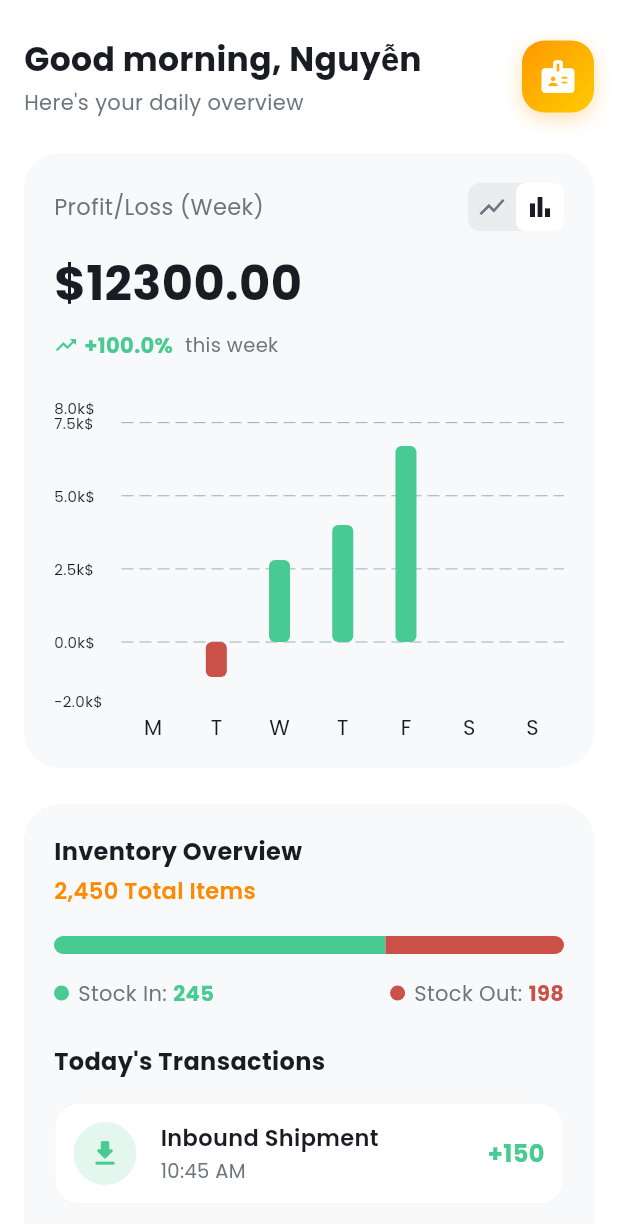
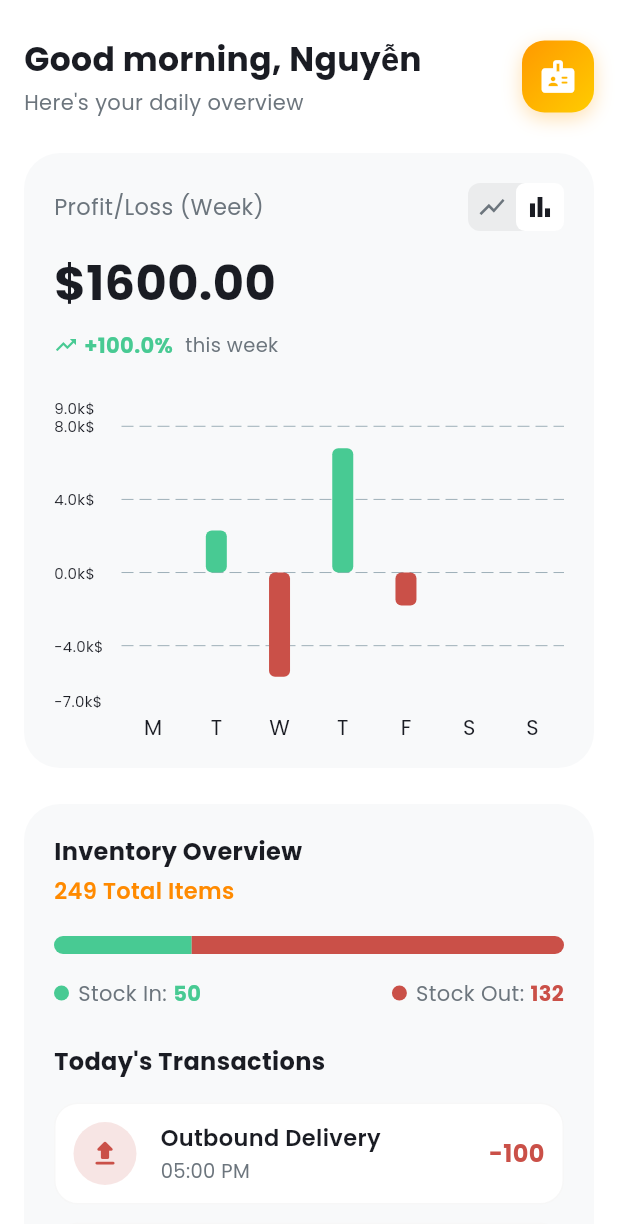
Before and after one commit to HowardPeter/smart-inventory-app, a Flutter app: the HomeMobileScreen screen opened directly, after a tap on the "bar chart" icon, on a phone screen of 412 x 824 dp. Shown: the top 1224 px of the screen. Run offline on Flutter 3.47's test engine with Material 3 defaults, Android fonts, the phone set to English and light mode, and no system bars; drawn by our look-alikes of fl_chart; our stand-ins replace connectivity_plus, device_preview, dio, flutter_secure_storage, get, get_storage and 1 more; missing offline and left inert: app_settings, open_mail_app_plus; accounts and stored records are empty.

Commit message:
feat(inventory-overview): add inventory/transaction models and home UI
Introduce ProductPackageModel and InventoryModel plus HomeInventoryTransactionModel (and detail model) to structure transaction/inventory data. Refactor HomeController to parse new mock_data, compute inventory stats (stockIn/stockOut/total), and use model fields for chart and recent-transaction logic. Add TEmptyStateWidget and update home widgets (header, legend, progress, transaction list) to use controller/models, formatting, and empty state. Update mock JSON and add localization keys; also relocate existing store/transaction model files to core/models.

```diff
--- a/frontend/lib/core/constants/text_strings.dart
+++ b/frontend/lib/core/constants/text_strings.dart
@@ -149,6 +149,9 @@ class TTexts {
   static const String homeInboundShipment = "home_inbound_shipment";
   static const String homeOutboundDelivery = "home_outbound_delivery";
   static const String homeStockAdjustment = "home_stock_adjustment";
+  // Empty State
+  static const String emptyTransactionTitle = "empty_transaction_title";
+  static const String emptyTransactionSubtitle = "empty_transaction_subtitle";
   static const String homeQuickActions = "home_quick_actions";
   static const String homeScanBarcode = "home_scan_barcode";
   static const String homeAddProduct = "home_add_product";
--- a/frontend/lib/core/localization/langs/en/en_home.dart
+++ b/frontend/lib/core/localization/langs/en/en_home.dart
@@ -31,6 +31,7 @@ final Map<String, String> enHome = {
   TTexts.homeOutboundDelivery: "Outbound Delivery",
   TTexts.homeStockAdjustment: "Stock Adjustment",
 
+
   // Quick Actions
   TTexts.homeQuickActions: "Quick Actions",
   TTexts.homeScanBarcode: "Scan Barcode",
--- /dev/null
+++ b/frontend/lib/core/models/inventory_model.dart
@@ -0,0 +1,26 @@
+import 'product_package_model.dart';
+
+class InventoryModel {
+  final String inventoryId;
+  final int quantity;
+  final int reorderThreshold;
+  final ProductPackageModel? productPackage;
+
+  InventoryModel({
+    required this.inventoryId,
+    required this.quantity,
+    required this.reorderThreshold,
+    this.productPackage,
+  });
+
+  factory InventoryModel.fromJson(Map<String, dynamic> json) {
+    return InventoryModel(
+      inventoryId: json['inventory_id'] ?? '',
+      quantity: json['quantity'] ?? 0,
+      reorderThreshold: json['reorder_threshold'] ?? 0,
+      productPackage: json['product_package'] != null
+          ? ProductPackageModel.fromJson(json['product_package'])
+          : null,
+    );
+  }
+}
--- /dev/null
+++ b/frontend/lib/core/models/product_package_model.dart
@@ -0,0 +1,24 @@
+class ProductPackageModel {
+  final String productPackageId;
+  final String displayName;
+  final double importPrice;
+  final double sellingPrice;
+
+  ProductPackageModel({
+    required this.productPackageId,
+    required this.displayName,
+    required this.importPrice,
+    required this.sellingPrice,
+  });
+
+  factory ProductPackageModel.fromJson(Map<String, dynamic> json) {
+    return ProductPackageModel(
+      productPackageId: json['product_package_id'] ?? '',
+      displayName: json['display_name'] ?? 'Unknown Product',
+      importPrice:
+          double.tryParse(json['import_price']?.toString() ?? '0') ?? 0.0,
+      sellingPrice:
+          double.tryParse(json['selling_price']?.toString() ?? '0') ?? 0.0,
+    );
+  }
+}
--- /dev/null
+++ b/frontend/lib/core/widgets/t_empty_state_widget.dart
@@ -0,0 +1,53 @@
+import 'package:flutter/material.dart';
+
+class TEmptyStateWidget extends StatelessWidget {
+  final IconData icon;
+  final String title;
+  final String subtitle;
+
+  const TEmptyStateWidget({
+    super.key,
+    required this.icon,
+    required this.title,
+    required this.subtitle,
+  });
+
+  @override
+  Widget build(BuildContext context) {
+    return Padding(
+      padding: const EdgeInsets.symmetric(vertical: 32.0),
+      child: Center(
+        child: Column(
+          mainAxisAlignment: MainAxisAlignment.center,
+          children: [
+            Icon(
+              icon,
+              size: 64,
+              color: Colors.grey.shade400,
+            ),
+            const SizedBox(height: 16),
+            Text(
+              title,
+              style: TextStyle(
+                fontFamily: 'Poppins',
+                fontSize: 16,
+                fontWeight: FontWeight.w500,
+                color: Colors.grey.shade600,
+              ),
+            ),
+            const SizedBox(height: 8),
+            Text(
+              subtitle,
+              textAlign: TextAlign.center,
+              style: TextStyle(
+                fontFamily: 'Poppins',
+                fontSize: 14,
+                color: Colors.grey.shade500,
+              ),
+            ),
+          ],
+        ),
+      ),
+    );
+  }
+}
--- a/frontend/lib/features/home/controllers/home_controller.dart
+++ b/frontend/lib/features/home/controllers/home_controller.dart
@@ -1,16 +1,22 @@
 import 'dart:convert';
 import 'dart:math';
 import 'package:flutter/services.dart';
+import 'package:frontend/core/models/inventory_model.dart';
 import 'package:frontend/core/models/user_profile_model.dart';
+import 'package:frontend/features/home/model/home_inventory_transaction_model.dart';
 import 'package:get/get.dart';
 import 'package:fl_chart/fl_chart.dart';
 import 'package:frontend/core/constants/text_strings.dart';
 import 'package:frontend/core/controllers/user_controller.dart';
+// Đừng quên import Model giao dịch của bạn vào đây
 
 class HomeController extends GetxController {
   final RxBool isLoading = true.obs;
-  final RxList<Map<String, dynamic>> transactions =
-      <Map<String, dynamic>>[].obs;
+
+  // Đã chuyển từ Map<String, dynamic> sang xài Model
+  final RxList<HomeInventoryTransactionModel> transactions =
+      <HomeInventoryTransactionModel>[].obs;
+  final RxList<InventoryModel> inventories = <InventoryModel>[].obs;
 
   String get greetingText {
     final hour = DateTime.now().hour;
@@ -31,52 +37,72 @@ class HomeController extends GetxController {
       final String response =
           await rootBundle.loadString('assets/mock_data/home_raw_data.json');
       final data = json.decode(response);
+
+      // Load User
       UserController.instance.currentUser.value =
           UserProfileModel.fromJson(data['user_profile']);
-      transactions.value =
-          List<Map<String, dynamic>>.from(data['transactions']);
+
+      // Parse Transactions sang Model
+      if (data['transactions'] != null) {
+        transactions.value = (data['transactions'] as List)
+            .map((e) => HomeInventoryTransactionModel.fromJson(
+                e as Map<String, dynamic>))
+            .toList();
+      }
+
+      // --- LOAD INVENTORY ---
+      if (data['inventories'] != null) {
+        inventories.value = (data['inventories'] as List)
+            .map((e) => InventoryModel.fromJson(e))
+            .toList();
+      }
     } finally {
       isLoading.value = false;
     }
   }
 
   // --- LOGIC TÍNH TOÁN KHOẢNG CHIA (INTERVAL) CHO 5 MỐC ---
-  // Công thức: $Interval = (Max - Min) / 4$
+// --- LOGIC TÍNH TOÁN KHOẢNG CHIA (INTERVAL) CHO 5 MỐC ---
   Map<String, double> _calculateAxisLimits(List<double> values) {
     if (values.isEmpty) return {'min': -1.0, 'max': 4.0, 'interval': 1.25};
 
     double minVal = values.reduce(min);
     double maxVal = values.reduce(max);
 
-    // Nếu chỉ có số dương, ép min về 0 để biểu đồ trông thuận mắt
+    // Luôn giữ trục 0 để có đường base line giữa âm và dương
     if (minVal > 0) minVal = 0;
-    // Nếu chỉ có số âm, ép max về 0
     if (maxVal < 0) maxVal = 0;
 
-    // Tạo khoảng đệm 10% để các điểm không dính sát mép biểu đồ
-    double padding = (maxVal - minVal).abs() * 0.1;
-    if (padding == 0) padding = 1.0;
+    double amplitude = (maxVal - minVal).abs();
+    if (amplitude == 0) amplitude = 1.0;
 
+    double padding = amplitude * 0.1; // Thêm 10% padding ở trên và dưới
+
+    // Làm tròn min xuống số nguyên
     double finalMin = (minVal - padding).floorToDouble();
-    double finalMax = (maxVal + padding).ceilToDouble();
+    double tempMax = (maxVal + padding).ceilToDouble();
 
-    // Chia 4 khoảng để có đúng 5 mốc hiển thị
-    double interval = (finalMax - finalMin) / 4;
+    // Tính interval và ép nó làm tròn lên số nguyên (hoặc số chẵn)
+    double range = tempMax - finalMin;
+    double interval = (range / 4).ceilToDouble();
+
+    // QUAN TRỌNG: Tính lại finalMax dựa trên finalMin và interval để đảm bảo lưới chia đều tăm tắp, không bị lẻ số gây dính chữ
+    double finalMax = finalMin + (interval * 4);
 
     return {'min': finalMin, 'max': finalMax, 'interval': interval};
   }
 
-  // --- LINE CHART ---
+  // --- LINE CHART (Tính theo doanh thu) ---
   List<FlSpot> get lineChartSpots {
     final today = DateTime.now();
     Map<double, double> hourly = {0.0: 0, 4.0: 0, 8.0: 0, 12.0: 0};
+
     for (var t in transactions) {
-      final d = DateTime.parse(t['created_at']);
+      final d = t.createdAt; // Dùng Model
       if (d.year == today.year &&
           d.month == today.month &&
           d.day == today.day) {
-        final amt =
-            (double.tryParse(t['total_price'].toString()) ?? 0.0) / 1000;
+        final amt = t.totalPrice / 1000; // Dùng Model
         final h = d.hour;
         if (h >= 8 && h < 12) {
           hourly[0.0] = hourly[0.0]! + amt;
@@ -95,13 +121,12 @@ class HomeController extends GetxController {
   Map<String, double> get lineLimits =>
       _calculateAxisLimits(lineChartSpots.map((s) => s.y).toList());
 
-  // --- BAR CHART ---
+  // --- BAR CHART (Tính theo doanh thu) ---
   List<double> get weeklyBarData {
     Map<int, double> daily = {1: 0, 2: 0, 3: 0, 4: 0, 5: 0, 6: 0, 7: 0};
     for (var t in transactions) {
-      final d = DateTime.parse(t['created_at']);
-      daily[d.weekday] = (daily[d.weekday] ?? 0) +
-          (double.tryParse(t['total_price'].toString()) ?? 0.0) / 1000;
+      final d = t.createdAt;
+      daily[d.weekday] = (daily[d.weekday] ?? 0) + (t.totalPrice / 1000);
     }
     return daily.values.toList();
   }
@@ -127,14 +152,10 @@ class HomeController extends GetxController {
 
   double _sumRevenueByDate(DateTime date) {
     return transactions.where((t) {
-      final tDate = DateTime.parse(t['created_at']);
-      return tDate.year == date.year &&
-          tDate.month == date.month &&
-          tDate.day == date.day;
-    }).fold(
-        0.0,
-        (sum, t) =>
-            sum + (double.tryParse(t['total_price'].toString()) ?? 0.0));
+      return t.createdAt.year == date.year &&
+          t.createdAt.month == date.month &&
+          t.createdAt.day == date.day;
+    }).fold(0.0, (sum, t) => sum + t.totalPrice); // Gọi t.totalPrice từ Model
   }
 
   double _sumRevenueByWeek(int weeksAgo) {
@@ -142,13 +163,63 @@ class HomeController extends GetxController {
     final start =
         now.subtract(Duration(days: now.weekday - 1 + (weeksAgo * 7)));
     final end = start.add(const Duration(days: 6, hours: 23, minutes: 59));
+
     return transactions.where((t) {
-      final tDate = DateTime.parse(t['created_at']);
-      return tDate.isAfter(start.subtract(const Duration(seconds: 1))) &&
-          tDate.isBefore(end);
-    }).fold(
-        0.0,
-        (sum, t) =>
-            sum + (double.tryParse(t['total_price'].toString()) ?? 0.0));
+      return t.createdAt.isAfter(start.subtract(const Duration(seconds: 1))) &&
+          t.createdAt.isBefore(end);
+    }).fold(0.0, (sum, t) => sum + t.totalPrice);
+  }
+
+  // --- INVENTORY STATS ---
+  int get totalStockQuantity =>
+      inventories.fold(0, (sum, item) => sum + item.quantity);
+
+  // LOGIC ĐẾM CHÍNH XÁC SỐ LƯỢNG ITEM THEO NGÀY
+  int get stockInToday {
+    final now = DateTime.now();
+    int tempStockIn = 0;
+    for (var t in transactions) {
+      if (t.createdAt.year == now.year &&
+          t.createdAt.month == now.month &&
+          t.createdAt.day == now.day) {
+        // Đếm tổng số lượng trong chi tiết giao dịch
+        int qtySum = t.details.fold(0, (sum, detail) => sum + detail.quantity);
+
+        if (t.type == 'refund' || t.type == 'import') {
+          tempStockIn += qtySum.abs();
+        } else if (t.type == 'adjustment' && qtySum > 0) {
+          tempStockIn += qtySum;
+        }
+      }
+    }
+    return tempStockIn;
+  }
+
+  int get stockOutToday {
+    final now = DateTime.now();
+    int tempStockOut = 0;
+    for (var t in transactions) {
+      if (t.createdAt.year == now.year &&
+          t.createdAt.month == now.month &&
+          t.createdAt.day == now.day) {
+        // Đếm tổng số lượng trong chi tiết giao dịch
+        int qtySum = t.details.fold(0, (sum, detail) => sum + detail.quantity);
+
+        if (t.type == 'sale') {
+          tempStockOut += qtySum.abs();
+        } else if (t.type == 'adjustment' && qtySum < 0) {
+          tempStockOut += qtySum.abs();
+        }
+      }
+    }
+    return tempStockOut;
+  }
+
+  // --- RECENT TRANSACTIONS ---
+  List<HomeInventoryTransactionModel> get recentTransactions {
+    var sortedList = List<HomeInventoryTransactionModel>.from(transactions);
+    // Sắp xếp giảm dần theo thời gian sử dụng field createdAt của Model
+    sortedList.sort((a, b) => b.createdAt.compareTo(a.createdAt));
+    return sortedList.take(3).toList();
   }
 }
--- /dev/null
+++ b/frontend/lib/features/home/model/home_inventory_transaction_model.dart
@@ -0,0 +1,50 @@
+// Model cho chi tiết từng sản phẩm trong một giao dịch
+class HomeTransactionDetailModel {
+  final String productPackageId;
+  final int quantity;
+  final double unitPrice;
+
+  HomeTransactionDetailModel({
+    required this.productPackageId,
+    required this.quantity,
+    required this.unitPrice,
+  });
+
+  factory HomeTransactionDetailModel.fromJson(Map<String, dynamic> json) {
+    return HomeTransactionDetailModel(
+      productPackageId: json['product_package_id'] ?? '',
+      quantity: json['quantity'] ?? 0,
+      unitPrice: double.parse(json['unit_price']?.toString() ?? '0'),
+    );
+  }
+}
+
+// Model cho một giao dịch đầy đủ (bao gồm danh sách chi tiết)
+class HomeInventoryTransactionModel {
+  final String transactionId;
+  final String type;
+  final double totalPrice;
+  final DateTime createdAt;
+  final List<HomeTransactionDetailModel> details;
+
+  HomeInventoryTransactionModel({
+    required this.transactionId,
+    required this.type,
+    required this.totalPrice,
+    required this.createdAt,
+    required this.details,
+  });
+
+  factory HomeInventoryTransactionModel.fromJson(Map<String, dynamic> json) {
+    return HomeInventoryTransactionModel(
+      transactionId: json['transaction_id'] ?? '',
+      type: json['type'] ?? '',
+      totalPrice: double.parse(json['total_price']?.toString() ?? '0'),
+      createdAt: DateTime.parse(json['created_at']),
+      details: (json['transaction_details'] as List<dynamic>? ?? [])
+          .map((e) =>
+              HomeTransactionDetailModel.fromJson(e as Map<String, dynamic>))
+          .toList(),
+    );
+  }
+}
--- a/frontend/lib/features/home/widgets/home_inventory_header_widget.dart
+++ b/frontend/lib/features/home/widgets/home_inventory_header_widget.dart
@@ -2,12 +2,17 @@ import 'package:flutter/material.dart';
 import 'package:get/get.dart';
 import 'package:frontend/core/constants/text_strings.dart';
 import 'package:frontend/core/theme/app_colors.dart';
+import 'package:frontend/features/home/controllers/home_controller.dart';
+import 'package:intl/intl.dart';
 
-class HomeInventoryHeaderWidget extends StatelessWidget {
+class HomeInventoryHeaderWidget extends GetView<HomeController> {
   const HomeInventoryHeaderWidget({super.key});
 
   @override
   Widget build(BuildContext context) {
+    // Format số có dấu phẩy (vd: 2,450)
+    final numberFormat = NumberFormat('#,##0');
+
     return Column(
       crossAxisAlignment: CrossAxisAlignment.start,
       children: [
@@ -20,14 +25,16 @@ class HomeInventoryHeaderWidget extends StatelessWidget {
               color: AppColors.primaryText),
         ),
         const SizedBox(height: 4),
-        Text(
-          '2,450 ${TTexts.homeTotalItems.tr}',
-          style: const TextStyle(
-              fontFamily: 'Poppins',
-              fontSize: 15,
-              color: AppColors.primary,
-              fontWeight: FontWeight.w600),
-        ),
+        Obx(() {
+          return Text(
+            '${numberFormat.format(controller.totalStockQuantity)} ${TTexts.homeTotalItems.tr}',
+            style: const TextStyle(
+                fontFamily: 'Poppins',
+                fontSize: 15,
+                color: AppColors.primary,
+                fontWeight: FontWeight.w600),
+          );
+        }),
       ],
     );
   }
--- a/frontend/lib/features/home/widgets/home_inventory_legend_widget.dart
+++ b/frontend/lib/features/home/widgets/home_inventory_legend_widget.dart
@@ -2,25 +2,31 @@ import 'package:flutter/material.dart';
 import 'package:get/get.dart';
 import 'package:frontend/core/constants/text_strings.dart';
 import 'package:frontend/core/theme/app_colors.dart';
+import 'package:frontend/features/home/controllers/home_controller.dart';
+import 'package:intl/intl.dart';
 
-class HomeInventoryLegendWidget extends StatelessWidget {
+class HomeInventoryLegendWidget extends GetView<HomeController> {
   const HomeInventoryLegendWidget({super.key});
 
   @override
   Widget build(BuildContext context) {
+    final format = NumberFormat('#,##0');
+
+    return Obx(() {
       return Row(
         mainAxisAlignment: MainAxisAlignment.spaceBetween,
         children: [
           _buildLegendItem(
               color: AppColors.stockIn,
               label: TTexts.homeStockIn.tr,
-            value: '245'),
+              value: format.format(controller.stockInToday)),
           _buildLegendItem(
               color: AppColors.stockOut,
               label: TTexts.homeStockOut.tr,
-            value: '198'),
+              value: format.format(controller.stockOutToday)),
         ],
       );
+    });
   }
 
   Widget _buildLegendItem(
--- a/frontend/lib/features/home/widgets/home_inventory_progress_widget.dart
+++ b/frontend/lib/features/home/widgets/home_inventory_progress_widget.dart
@@ -1,7 +1,9 @@
 import 'package:flutter/material.dart';
+import 'package:get/get.dart';
 import 'package:frontend/core/theme/app_colors.dart';
+import 'package:frontend/features/home/controllers/home_controller.dart';
 
-class HomeInventoryProgressWidget extends StatelessWidget {
+class HomeInventoryProgressWidget extends GetView<HomeController> {
   const HomeInventoryProgressWidget({super.key});
 
   @override
@@ -10,12 +12,26 @@ class HomeInventoryProgressWidget extends StatelessWidget {
       borderRadius: BorderRadius.circular(8),
       child: SizedBox(
         height: 12,
-        child: Row(
-          children: [
-            Expanded(flex: 65, child: Container(color: AppColors.stockIn)),
-            Expanded(flex: 35, child: Container(color: AppColors.stockOut)),
-          ],
-        ),
+        child: Obx(() {
+          final inStock = controller.stockInToday;
+          final outStock = controller.stockOutToday;
+          final total = inStock + outStock;
+
+          // Nếu không có dữ liệu, chia đôi 50-50
+          final int flexIn = total > 0 ? ((inStock / total) * 100).toInt() : 50;
+          final int flexOut = total > 0 ? 100 - flexIn : 50;
+
+          return Row(
+            children: [
+              Expanded(
+                  flex: flexIn == 0 ? 1 : flexIn,
+                  child: Container(color: AppColors.stockIn)),
+              Expanded(
+                  flex: flexOut == 0 ? 1 : flexOut,
+                  child: Container(color: AppColors.stockOut)),
+            ],
+          );
+        }),
       ),
     );
   }
--- a/frontend/lib/features/home/widgets/home_transaction_list_widget.dart
+++ b/frontend/lib/features/home/widgets/home_transaction_list_widget.dart
@@ -1,10 +1,13 @@
 import 'package:flutter/material.dart';
+import 'package:frontend/core/widgets/t_empty_state_widget.dart';
 import 'package:get/get.dart';
 import 'package:frontend/core/constants/text_strings.dart';
 import 'package:frontend/core/theme/app_colors.dart';
-import 'home_transaction_item_widget.dart'; // Import Item bên trên
+import 'package:frontend/features/home/controllers/home_controller.dart';
+import 'package:intl/intl.dart';
+import 'home_transaction_item_widget.dart';
 
-class HomeTransactionListWidget extends StatelessWidget {
+class HomeTransactionListWidget extends GetView<HomeController> {
   const HomeTransactionListWidget({super.key});
 
   @override
@@ -21,30 +24,77 @@ class HomeTransactionListWidget extends StatelessWidget {
               color: AppColors.primaryText),
         ),
         const SizedBox(height: 16),
-        HomeTransactionItemWidget(
-          icon: Icons.download_rounded,
-          iconColor: AppColors.stockIn,
-          title: TTexts.homeInboundShipment.tr,
-          time: "10:45 AM",
-          amount: "+150",
-          isPositive: true,
-        ),
-        HomeTransactionItemWidget(
-          icon: Icons.upload_rounded,
-          iconColor: AppColors.stockOut,
-          title: TTexts.homeOutboundDelivery.tr,
-          time: "02:15 PM",
-          amount: "-45",
-          isPositive: false,
-        ),
-        HomeTransactionItemWidget(
-          icon: Icons.sync_alt_rounded,
-          iconColor: AppColors.primary,
-          title: TTexts.homeStockAdjustment.tr,
-          time: "04:30 PM",
-          amount: "-5",
-          isPositive: false,
-        ),
+        Obx(() {
+          if (controller.recentTransactions.isEmpty) {
+            return TEmptyStateWidget(
+              icon: Icons.receipt_long_outlined,
+              title: TTexts.emptyTransactionTitle.tr,
+              subtitle: TTexts.emptyTransactionSubtitle.tr,
+            );
+          }
+
+          return Column(
+            children: controller.recentTransactions.map((t) {
+              // 1. SỬ DỤNG TRỰC TIẾP THUỘC TÍNH TỪ MODEL
+              final type = t.type;
+              final date = t.createdAt;
+              final formattedTime = DateFormat('hh:mm a').format(date);
+
+              final details = t.details;
+
+              // Tính tổng số lượng từ List<HomeTransactionDetailModel>
+              int totalQuantity = 0;
+              for (var detail in details) {
+                // detail.quantity đã là int từ Model, chỉ cần gọi .abs()
+                totalQuantity += detail.quantity.abs();
+              }
+
+              IconData icon;
+              Color color;
+              String title;
+              bool isPositive;
+              String displayAmount = totalQuantity.toString();
+
+              // 2. LOGIC XUẤT/NHẬP KHO (INVENTORY FLOW)
+              if (type == 'sale') {
+                icon = Icons.upload_rounded;
+                color = AppColors.stockOut;
+                title = TTexts.homeOutboundDelivery.tr;
+                isPositive = false;
+                displayAmount = "-$displayAmount";
+              } else if (type == 'refund' || type == 'import') {
+                icon = Icons.download_rounded;
+                color = AppColors.stockIn;
+                title = TTexts.homeInboundShipment.tr;
+                isPositive = true;
+                displayAmount = "+$displayAmount";
+              } else {
+                icon = Icons.sync_alt_rounded;
+                color = AppColors.primary;
+                title = TTexts.homeStockAdjustment.tr;
+
+                // Tính tổng quantity giữ nguyên dấu để biết là điều chỉnh âm hay dương
+                int rawQuantitySum = 0;
+                for (var detail in details) {
+                  rawQuantitySum += detail.quantity;
+                }
+
+                isPositive = rawQuantitySum >= 0;
+                displayAmount =
+                    isPositive ? "+$displayAmount" : "-$displayAmount";
+              }
+
+              return HomeTransactionItemWidget(
+                icon: icon,
+                iconColor: color,
+                title: title,
+                time: formattedTime,
+                amount: displayAmount,
+                isPositive: isPositive,
+              );
+            }).toList(),
+          );
+        }),
       ],
     );
   }
```
Also changed, not shown: frontend/assets/mock_data/home_raw_data.json (+143 -7 lines), frontend/lib/core/models/store_model.dart (renamed from frontend/lib/features/auth/models/store_model.dart), frontend/lib/core/models/transaction_model.dart (renamed from frontend/lib/features/auth/models/transaction_model.dart). Lines whose indentation alone changed are shown as unchanged.
